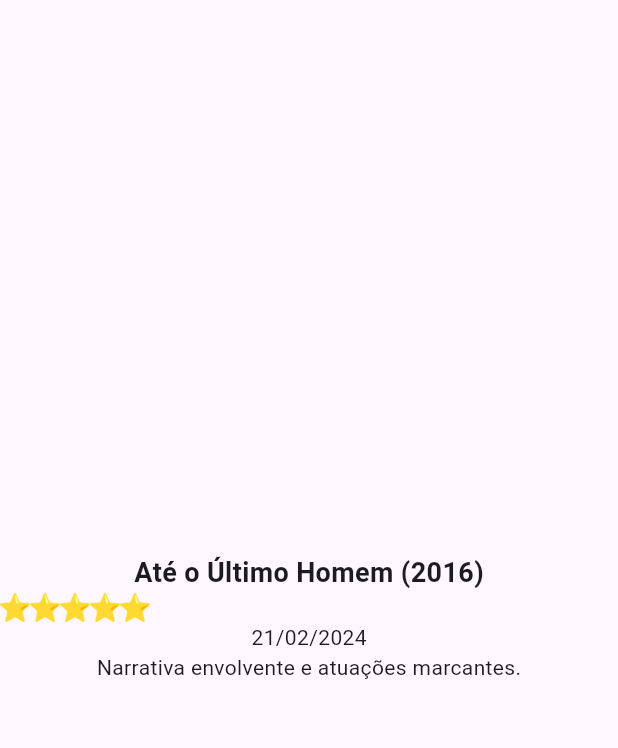
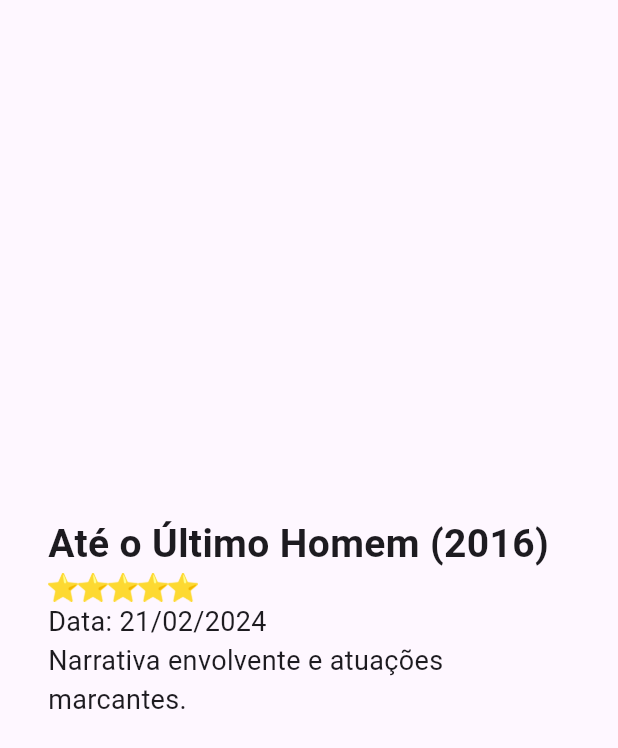
Before and after one commit to allanmedeiros71/dart, a Flutter app: the screen it shows after launch, on a phone screen of 412 x 824 dp. Shown: the top 748 px of the screen. Run offline on Flutter 3.47's test engine with Material 3 defaults, Android fonts, the phone set to English and light mode, and no system bars; our stand-ins replace envied.

Commit message:
Add padding and improve text styling in main screen layout

```diff
--- a/flutter_reviews/lib/ui/main_screen.dart
+++ b/flutter_reviews/lib/ui/main_screen.dart
@@ -16,19 +16,22 @@ class MainScreen extends StatelessWidget {
 
     return Scaffold(
       body: Center(
+        child: Padding(
+          padding: const EdgeInsets.all(32.0),
           child: Column(
             mainAxisAlignment: MainAxisAlignment.center,
-          crossAxisAlignment: CrossAxisAlignment.center,
+            crossAxisAlignment: CrossAxisAlignment.start,
             children: [
               Text(
                 "${review.name} (${review.year})",
-              style: const TextStyle(fontSize: 18, fontWeight: FontWeight.bold),
+                style: const TextStyle(fontSize: 26, fontWeight: FontWeight.bold),
               ),
               Row(children: stars),
               // Only date in dd/MM/yyyy format
-            Text(formatDate(review.date, format: "dd/MM/yyyy")),
-            Text(review.review),
+              Text("Data: ${formatDate(review.date, format: "dd/MM/yyyy")}", style: const TextStyle(fontSize: 18)),
+              Text(review.review, style: const TextStyle(fontSize: 18)),
             ],
+          ),
         ),
       ),
     );
```
Lines whose indentation alone changed are shown as unchanged.
